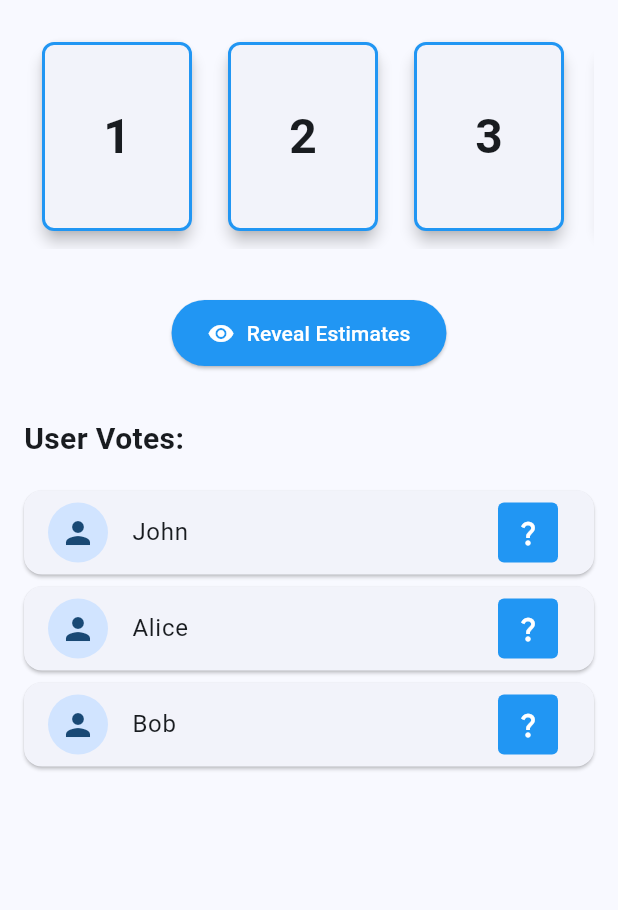
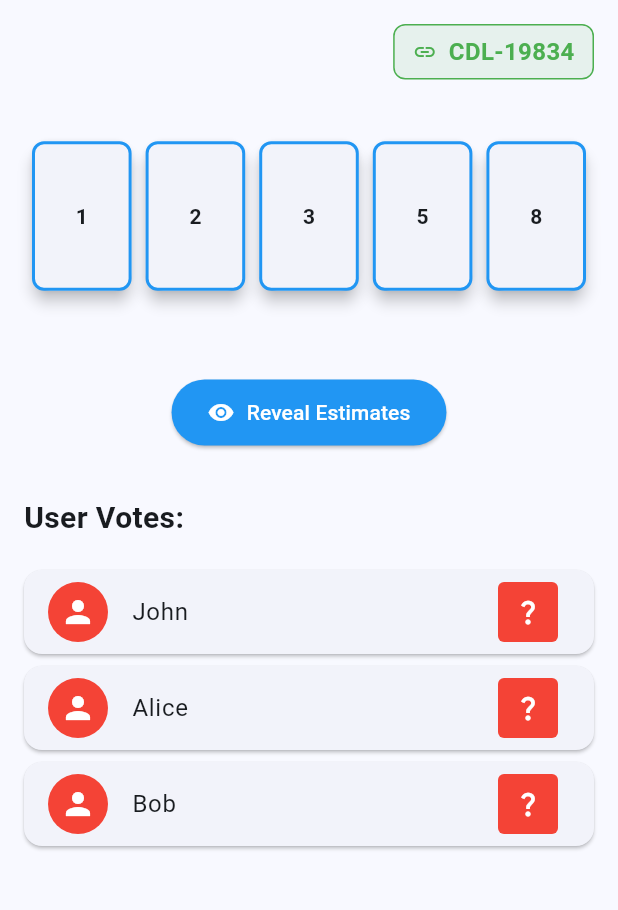
Before and after one commit to gilsonjuniorpro/scrum_poker, a Flutter app: the ScrumPokerPage screen opened directly, on a phone screen of 412 x 824 dp, the part 84-994 px from its top. Run offline on Flutter 3.47's test engine with Material 3 defaults, Android fonts, the phone set to English and light mode, and no system bars.

Commit message:
change cards size to mobile

```diff
--- a/lib/main.dart
+++ b/lib/main.dart
@@ -1,4 +1,5 @@
 import 'package:flutter/material.dart';
+import 'package:url_launcher/url_launcher.dart';
 
 void main() {
   runApp(const MyApp());
@@ -199,11 +200,40 @@ class ScrumPokerPage extends StatefulWidget {
 class _ScrumPokerPageState extends State<ScrumPokerPage> {
   final List<int> cardValues = [1, 2, 3, 5, 8];
   List<UserVote> userVotes = [
-    UserVote(name: 'John', selectedValue: 2),
-    UserVote(name: 'Alice', selectedValue: 5),
-    UserVote(name: 'Bob', selectedValue: 1),
+    UserVote(name: 'John', selectedValue: 0),
+    UserVote(name: 'Alice', selectedValue: 0),
+    UserVote(name: 'Bob', selectedValue: 0),
   ];
   bool _areEstimatesRevealed = false;
+
+  Future<void> _launchTicketUrl() async {
+    final Uri url = Uri.parse('https://www.google.com');
+    try {
+      if (!await launchUrl(
+        url,
+        mode: LaunchMode.platformDefault,
+        webOnlyWindowName: '_blank',
+      )) {
+        if (context.mounted) {
+          ScaffoldMessenger.of(context).showSnackBar(
+            const SnackBar(
+              content: Text('Could not open the ticket'),
+              backgroundColor: Colors.red,
+            ),
+          );
+        }
+      }
+    } catch (e) {
+      if (context.mounted) {
+        ScaffoldMessenger.of(context).showSnackBar(
+          const SnackBar(
+            content: Text('Could not open the ticket'),
+            backgroundColor: Colors.red,
+          ),
+        );
+      }
+    }
+  }
 
   @override
   void initState() {
@@ -253,17 +283,55 @@ class _ScrumPokerPageState extends State<ScrumPokerPage> {
         child: Column(
           crossAxisAlignment: CrossAxisAlignment.start,
           children: [
+            Align(
+              alignment: Alignment.centerRight,
+              child: InkWell(
+                onTap: _launchTicketUrl,
+                child: Container(
+                  padding: const EdgeInsets.symmetric(
+                    horizontal: 12,
+                    vertical: 6,
+                  ),
+                  decoration: BoxDecoration(
+                    color: Colors.green.withOpacity(0.1),
+                    borderRadius: BorderRadius.circular(8),
+                    border: Border.all(color: Colors.green, width: 1),
+                  ),
+                  child: Row(
+                    mainAxisSize: MainAxisSize.min,
+                    children: const [
+                      Icon(Icons.link, size: 16, color: Colors.green),
+                      SizedBox(width: 8),
+                      Text(
+                        'CDL-19834',
+                        style: TextStyle(
+                          color: Colors.green,
+                          fontWeight: FontWeight.bold,
+                          fontSize: 16,
+                        ),
+                      ),
+                    ],
+                  ),
+                ),
+              ),
+            ),
+            const SizedBox(height: 16),
             SizedBox(
               height: 150,
               child: Center(
-                child: ListView.builder(
-                  scrollDirection: Axis.horizontal,
-                  itemCount: cardValues.length,
-                  shrinkWrap: true,
-                  itemBuilder: (context, index) {
-                    return Padding(
-                      padding: const EdgeInsets.all(8.0),
-                      child: InkWell(
+                child: LayoutBuilder(
+                  builder: (context, constraints) {
+                    // Calculate card width based on available width
+                    final cardWidth =
+                        (constraints.maxWidth - (cardValues.length + 1) * 8) /
+                        cardValues.length;
+                    final cardHeight = cardWidth * 1.5; // maintain aspect ratio
+
+                    return Row(
+                      mainAxisAlignment: MainAxisAlignment.spaceEvenly,
+                      children: List.generate(
+                        cardValues.length,
+                        (index) => InkWell(
                           onTap: () {
                             _handleCardSelection(cardValues[index]);
                             ScaffoldMessenger.of(context).showSnackBar(
@@ -278,18 +346,27 @@ class _ScrumPokerPageState extends State<ScrumPokerPage> {
                           child: Card(
                             elevation: 4,
                             child: Container(
-                            width: 100,
-                            height: 150,
+                              width: cardWidth,
+                              height: cardHeight,
                               decoration: BoxDecoration(
                                 borderRadius: BorderRadius.circular(8),
-                              border: Border.all(color: Colors.blue, width: 2),
+                                border: Border.all(
+                                  color: Colors.blue,
+                                  width: 2,
+                                ),
                               ),
                               child: Center(
+                                child: FittedBox(
+                                  fit: BoxFit.contain,
+                                  child: Padding(
+                                    padding: const EdgeInsets.all(8.0),
                                     child: Text(
                                       '${cardValues[index]}',
                                       style: const TextStyle(
-                                  fontSize: 32,
                                         fontWeight: FontWeight.bold,
+                                      ),
+                                    ),
+                                  ),
                                 ),
                               ),
                             ),
@@ -347,17 +424,23 @@ class _ScrumPokerPageState extends State<ScrumPokerPage> {
                       widget.isAdmin
                           ? _areEstimatesRevealed
                           : vote.name == widget.currentUser;
+                  final bool hasVoted = vote.selectedValue > 0;
+
                   return Card(
                     margin: const EdgeInsets.symmetric(vertical: 4),
                     child: ListTile(
-                      leading: const CircleAvatar(child: Icon(Icons.person)),
+                      leading: CircleAvatar(
+                        backgroundColor: hasVoted ? Colors.blue : Colors.red,
+                        child: const Icon(Icons.person, color: Colors.white),
+                      ),
                       title: Text(vote.name),
-                      trailing: Container(
+                      trailing: AnimatedContainer(
+                        duration: const Duration(milliseconds: 300),
                         width: 40,
                         height: 40,
                         padding: const EdgeInsets.all(8),
                         decoration: BoxDecoration(
-                          color: Colors.blue,
+                          color: hasVoted ? Colors.blue : Colors.red,
                           borderRadius: BorderRadius.circular(4),
                         ),
                         child:
--- a/pubspec.yaml
+++ b/pubspec.yaml
@@ -34,6 +34,7 @@ dependencies:
   # The following adds the Cupertino Icons font to your application.
   # Use with the CupertinoIcons class for iOS style icons.
   cupertino_icons: ^1.0.8
+  url_launcher: ^6.3.1
 
 dev_dependencies:
   flutter_test:
```
Also changed, not shown: pubspec.lock, 15 other files. Lines whose indentation alone changed are shown as unchanged.
